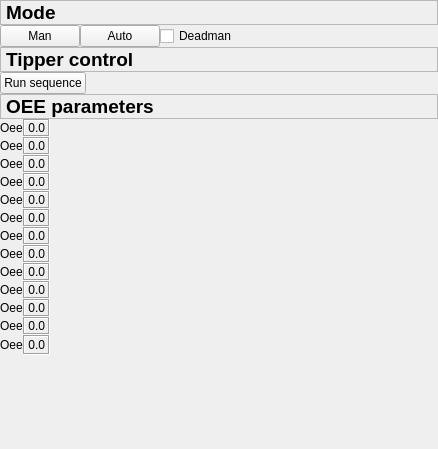
Old version of the form fmHMI/rqt_man/resource/man_widget.ui in the repository RSD2014Group4/FroboMind.
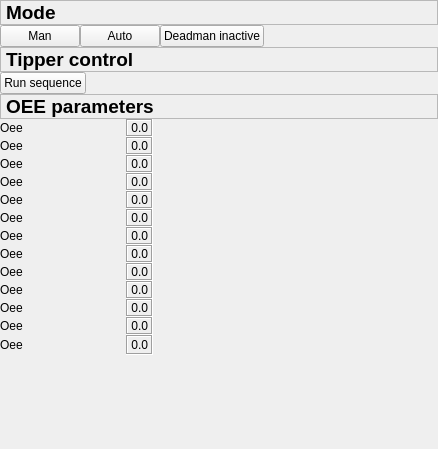
New version of the form.

The edit to the form file:
```diff
--- a/fmHMI/rqt_man/resource/man_widget.ui
+++ b/fmHMI/rqt_man/resource/man_widget.ui
@@ -84,9 +84,21 @@
       <layout class="QVBoxLayout" name="verticalLayout_2"/>
      </item>
      <item>
-      <widget class="QCheckBox" name="checkBox">
+      <widget class="QPushButton" name="pushButtonDeadman">
+       <property name="enabled">
+        <bool>true</bool>
+       </property>
        <property name="text">
-        <string>Deadman</string>
+        <string>Deadman inactive</string>
+       </property>
+       <property name="autoDefault">
+        <bool>false</bool>
+       </property>
+       <property name="default">
+        <bool>false</bool>
+       </property>
+       <property name="flat">
+        <bool>false</bool>
        </property>
       </widget>
      </item>
@@ -443,7 +455,7 @@
           </size>
          </property>
          <property name="text">
-          <string>Oee</string>
+          <string>Oee                               </string>
          </property>
         </widget>
        </item>
```
